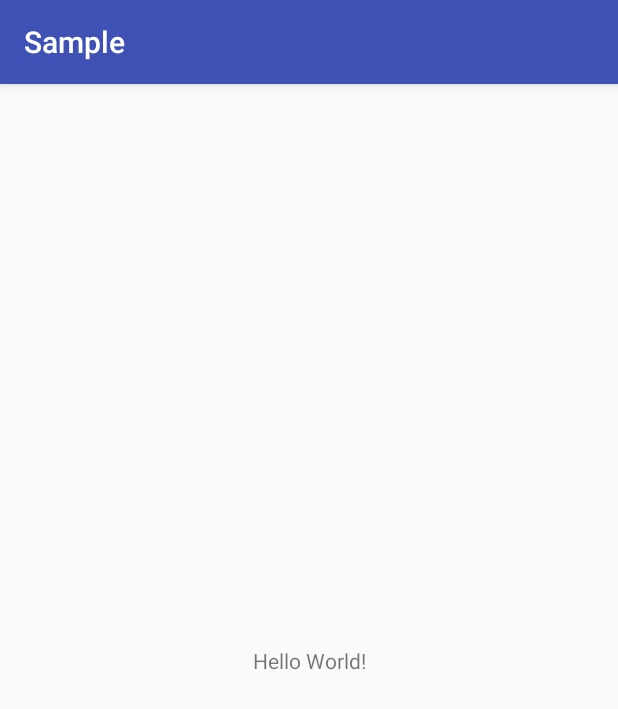
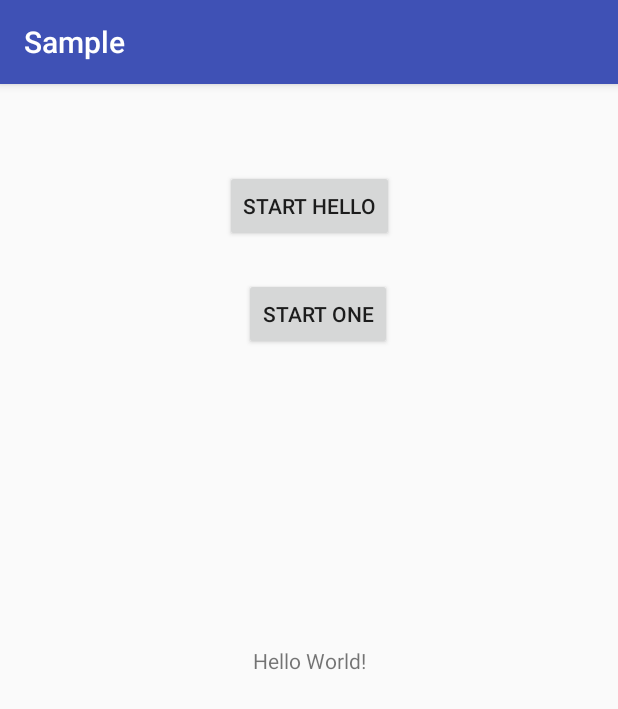
Before and after one commit to martinkro/android-studio-samples, an Android app: the screen it shows after launch (MainActivity), on a phone screen of 412 x 824 dp. Shown: the top 709 px of the screen. Run offline under Robolectric (Android 15) with nearby library versions, the phone set to English and light mode, and no system bars.

Commit message:
create hello project

```diff
--- a/sample/src/main/AndroidManifest.xml
+++ b/sample/src/main/AndroidManifest.xml
@@ -16,6 +16,7 @@
                 <category android:name="android.intent.category.LAUNCHER" />
             </intent-filter>
         </activity>
+        <activity android:name=".OneActivity"></activity>
     </application>
 
 </manifest>
--- a/sample/src/main/java/com/sundayliu/sample/MainActivity.java
+++ b/sample/src/main/java/com/sundayliu/sample/MainActivity.java
@@ -1,13 +1,79 @@
 package com.sundayliu.sample;
 
+import android.app.ActivityManager;
+import android.content.Context;
+import android.content.Intent;
 import android.support.v7.app.AppCompatActivity;
 import android.os.Bundle;
+import android.util.Log;
+import android.view.View;
 
-public class MainActivity extends AppCompatActivity {
+import java.lang.reflect.Method;
+
+public class MainActivity extends AppCompatActivity implements View.OnClickListener{
 
     @Override
     protected void onCreate(Bundle savedInstanceState) {
         super.onCreate(savedInstanceState);
         setContentView(R.layout.activity_main);
+
+        findViewById(R.id.btn_start_hello).setOnClickListener(this);
+        findViewById(R.id.btn_start_one).setOnClickListener(this);
+
+        try{
+            Object obj = getSystemService(Context.ACTIVITY_SERVICE);
+            if (obj != null){
+                Log.d("gameparser",obj.getClass().getName());
+                /*
+                Class<?> clz = obj.getClass();
+                Method[] methods = clz.getMethods();
+                for (Method m:methods){
+                    String methodName = m.getName();
+                    Log.d("gameparser","method name:" + methodName);
+                }
+                */
+            }
+
+            Class<?> clz = Class.forName("android.app.IActivityManager$Stub$Proxy");
+            //Class<?> clz = Class.forName("java.lang.String");
+            Method[] methods = clz.getMethods();
+            for (Method m:methods){
+                String methodName = m.getName();
+                if (methodName.equals("startActivity")){
+                    Log.d("gameparser","method name:" + methodName);
+                    Log.d("gameparser","method:" + m);
+                    Class<?>[] paraTypes = m.getParameterTypes();
+                    for(Class<?> p:paraTypes){
+                        Log.d("gameparser","parameter name:" + p.getName());
+                    }
+                }
+
+            }
+        }catch (Exception e){
+            e.printStackTrace();
+        }
+
+    }
+
+    public void onClick(View v){
+        switch(v.getId()){
+            case R.id.btn_start_hello:
+            {
+                Intent intent = getPackageManager().getLaunchIntentForPackage("com.sundayliu.hello");
+                if (intent != null){
+                    startActivity(intent);
+                }
+            }
+                break;
+            case R.id.btn_start_one:
+            {
+                Intent intent = new Intent(this,OneActivity.class);
+                startActivity(intent);
+            }
+                break;
+            default:
+                break;
+        }
+
     }
 }
--- a/sample/src/main/res/layout/activity_main.xml
+++ b/sample/src/main/res/layout/activity_main.xml
@@ -7,6 +7,7 @@
     tools:context=".MainActivity">
 
     <TextView
+        android:id="@+id/textView"
         android:layout_width="wrap_content"
         android:layout_height="wrap_content"
         android:text="Hello World!"
@@ -15,4 +16,25 @@
         app:layout_constraintRight_toRightOf="parent"
         app:layout_constraintTop_toTopOf="parent" />
 
+    <Button
+        android:id="@+id/btn_start_hello"
+        android:layout_width="wrap_content"
+        android:layout_height="wrap_content"
+        android:layout_marginTop="57dp"
+        android:text="Start Hello"
+        app:layout_constraintEnd_toEndOf="parent"
+        app:layout_constraintStart_toStartOf="parent"
+        app:layout_constraintTop_toTopOf="parent" />
+
+    <Button
+        android:id="@+id/btn_start_one"
+        android:layout_width="wrap_content"
+        android:layout_height="wrap_content"
+        android:layout_marginEnd="1dp"
+        android:layout_marginRight="1dp"
+        android:layout_marginTop="24dp"
+        android:text="Start One"
+        app:layout_constraintEnd_toEndOf="@+id/btn_start_hello"
+        app:layout_constraintTop_toBottomOf="@+id/btn_start_hello" />
+
 </android.support.constraint.ConstraintLayout>
```
Also changed, not shown: sample/src/main/java/com/sundayliu/sample/OneActivity.java (added, +13 -0 lines), sample/src/main/res/layout/activity_one.xml (added, +18 -0 lines).
